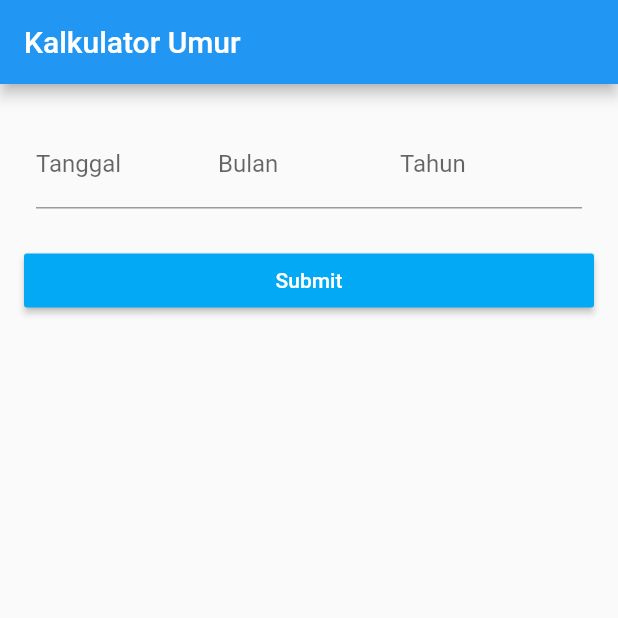
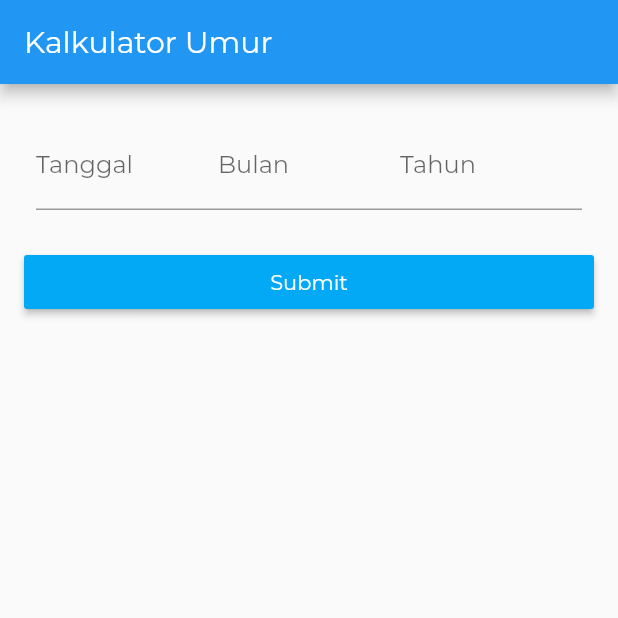
Before and after one commit to bennyfajri/Flutter-Kalkulator-Umur, a Flutter app: the screen it shows after launch, on a phone screen of 412 x 824 dp, the top half of it. Run offline on Flutter 3.47's test engine with Material 2 defaults, Android fonts, the phone set to English and light mode, and no system bars.

Commit message:
Changing display font

```diff
--- a/lib/main.dart
+++ b/lib/main.dart
@@ -12,9 +12,7 @@ class MyApp extends StatelessWidget {
     return MaterialApp(
       title: 'Flutter Demo',
       debugShowCheckedModeBanner: false,
-      theme: ThemeData(
-        primarySwatch: Colors.blue,
-      ),
+      theme: ThemeData(primarySwatch: Colors.blue, fontFamily: 'Montserrat'),
       home: MyHomePage(title: 'Kalkulator Umur'),
     );
   }
```
